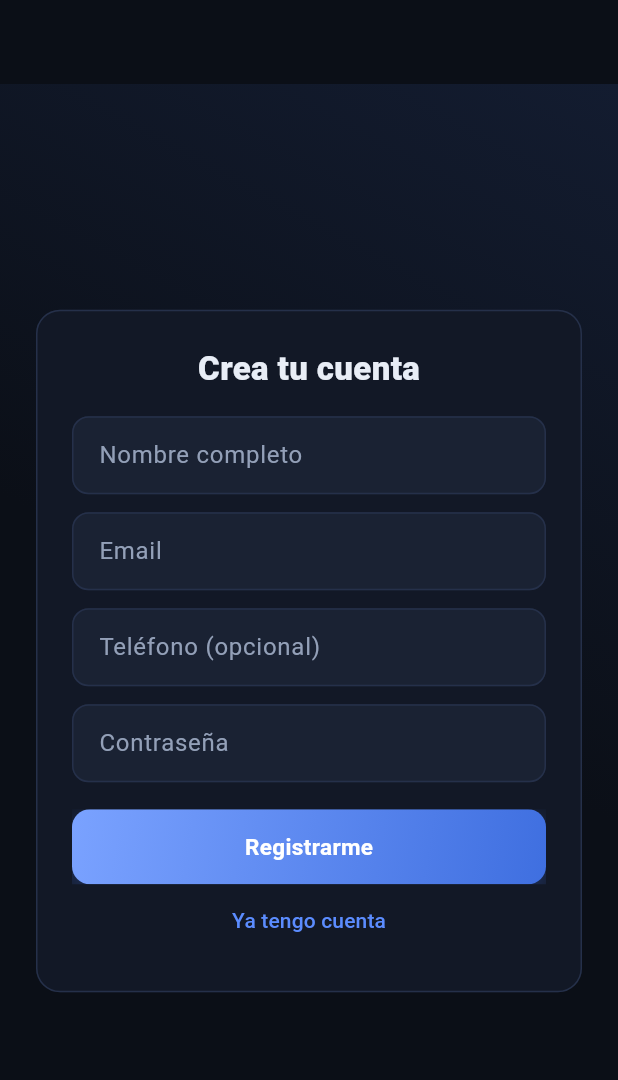
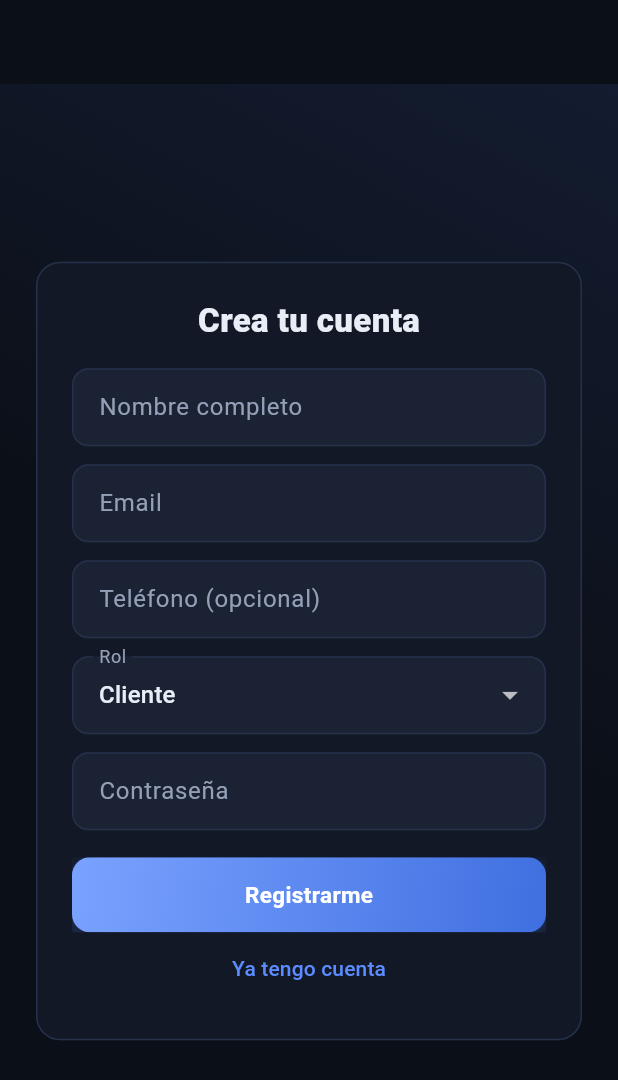
Before and after one commit to IsaiasGutierrezTeran/MovilProyArketo, a Flutter app: the RegisterScreen screen opened by its route, on a phone screen of 412 x 824 dp. Shown: the top 1080 px of the screen. Run offline on Flutter 3.47's test engine with Material 3 defaults, Android fonts, the phone set to English and light mode, and no system bars; our stand-ins replace dio, file_picker, flutter_secure_storage, go_router, image_picker; missing offline and left inert: model_viewer_plus; accounts and stored records are empty; network calls fail.

Commit message:
feat(auth): selector de rol en el registro (cliente/arquitecto/ingeniero)

```diff
--- a/lib/features/auth/register_screen.dart
+++ b/lib/features/auth/register_screen.dart
@@ -17,6 +17,7 @@ class _RegisterScreenState extends State<RegisterScreen> {
   final _email = TextEditingController();
   final _phone = TextEditingController();
   final _password = TextEditingController();
+  String _role = 'cliente';
   bool _loading = false;
   String? _error;
 
@@ -28,6 +29,7 @@ class _RegisterScreenState extends State<RegisterScreen> {
         'password': _password.text,
         'full_name': _name.text.trim(),
         'phone': _phone.text.trim(),
+        'role': _role,
       });
       if (mounted) {
         ScaffoldMessenger.of(context).showSnackBar(const SnackBar(content: Text('Cuenta creada, inicia sesión.')));
@@ -68,6 +70,18 @@ class _RegisterScreenState extends State<RegisterScreen> {
                   const SizedBox(height: 12),
                   TextField(controller: _phone, decoration: const InputDecoration(labelText: 'Teléfono (opcional)')),
                   const SizedBox(height: 12),
+                  DropdownButtonFormField<String>(
+                    initialValue: _role,
+                    dropdownColor: kSurface2,
+                    decoration: const InputDecoration(labelText: 'Rol'),
+                    items: const [
+                      DropdownMenuItem(value: 'cliente', child: Text('Cliente')),
+                      DropdownMenuItem(value: 'arquitecto', child: Text('Arquitecto')),
+                      DropdownMenuItem(value: 'ingeniero', child: Text('Ingeniero')),
+                    ],
+                    onChanged: (v) => setState(() => _role = v ?? 'cliente'),
+                  ),
+                  const SizedBox(height: 12),
                   TextField(controller: _password, obscureText: true, decoration: const InputDecoration(labelText: 'Contraseña')),
                   const SizedBox(height: 18),
                   GradientButton(_loading ? 'Creando…' : 'Registrarme', onPressed: _loading ? null : _submit),
```
